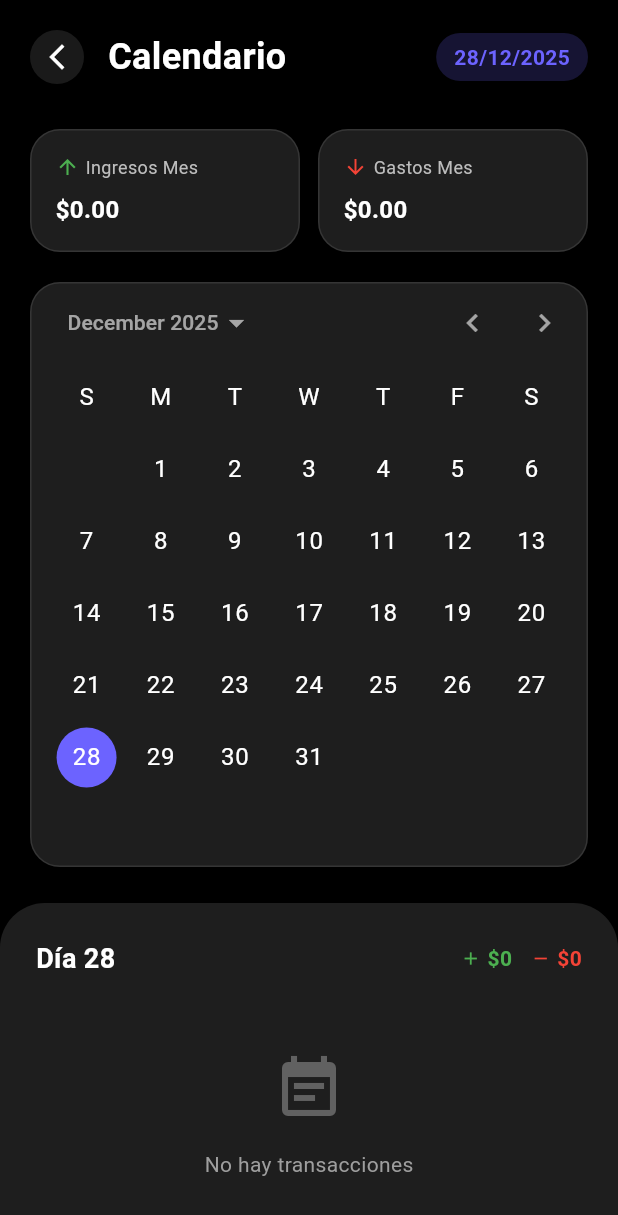
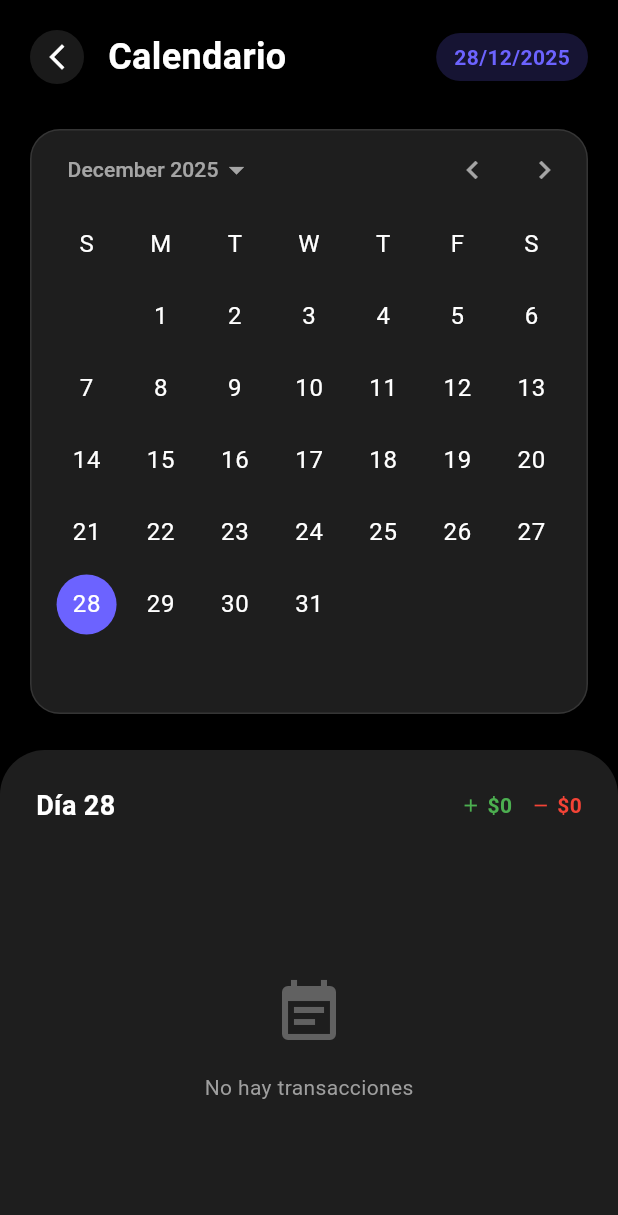
Before and after one commit to gustavosantaella/sigefip, a Flutter app: the screen it shows after launch, after a tap on the "calendar today" icon, on a phone screen of 412 x 824 dp. Shown: the top 1215 px of the screen. Run offline on Flutter 3.47's test engine with Material 3 defaults, Android fonts, the phone set to English and light mode, and no system bars; our stand-ins replace flutter_secure_storage.

```diff
--- a/lib/modules/screens/calendar/calendar_screen.dart
+++ b/lib/modules/screens/calendar/calendar_screen.dart
@@ -111,32 +111,6 @@ class _CalendarScreenState extends State<CalendarScreen> {
                         color: Color(0xFF6C63FF),
                         fontWeight: FontWeight.bold,
                       ),
-                    ),
-                  ),
-                ],
-              ),
-            ),
-
-            // Monthly Summary
-            Padding(
-              padding: const EdgeInsets.symmetric(horizontal: 20, vertical: 10),
-              child: Row(
-                children: [
-                  Expanded(
-                    child: _buildSummaryCard(
-                      label: 'Ingresos Mes',
-                      amount: _monthIncome,
-                      color: Colors.green,
-                      icon: Icons.arrow_upward,
-                    ),
-                  ),
-                  const SizedBox(width: 12),
-                  Expanded(
-                    child: _buildSummaryCard(
-                      label: 'Gastos Mes',
-                      amount: _monthExpense,
-                      color: Colors.red,
-                      icon: Icons.arrow_downward,
                     ),
                   ),
                 ],
```
